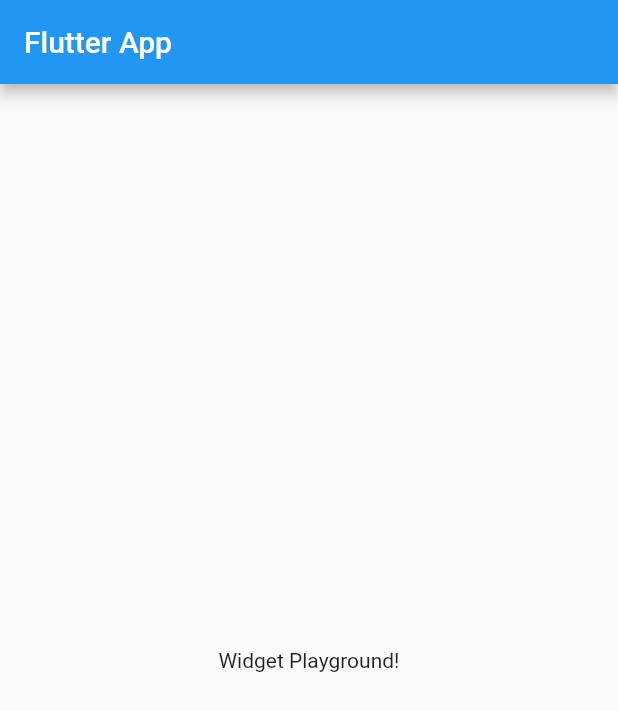
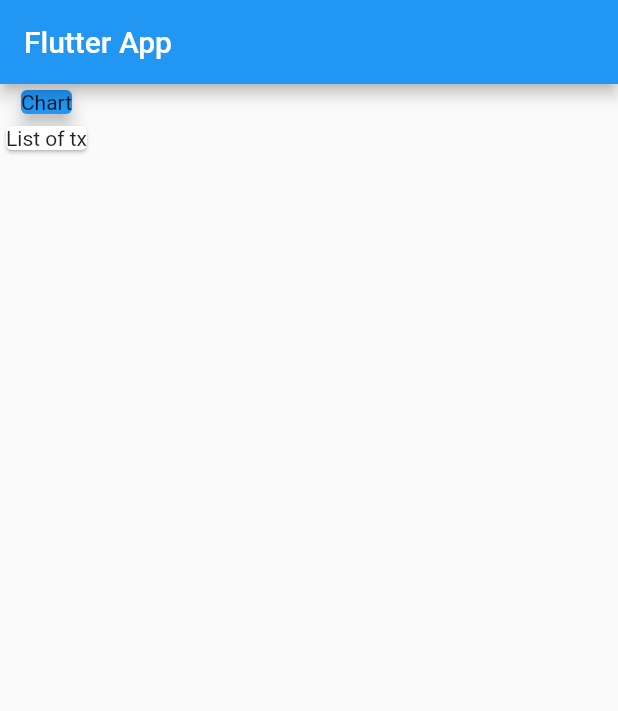
Before and after one commit to henryhaller99/expenses_app, a Flutter app: the screen it shows after launch, on a phone screen of 412 x 824 dp. Shown: the top 711 px of the screen. Run offline on Flutter 3.47's test engine with Material 2 defaults, Android fonts, the phone set to English and light mode, and no system bars.

Commit message:
Card with a child Container

```diff
--- a/lib/main.dart
+++ b/lib/main.dart
@@ -16,12 +16,22 @@ class MyHomePage extends StatelessWidget {
   @override
   Widget build(BuildContext context) {
     return Scaffold(
-      appBar: AppBar(
-        title: Text('Flutter App'),
-      ),
-      body: Center(
-        child: Text('Widget Playground!'),
-      ),
-    );
+        appBar: AppBar(
+          title: Text('Flutter App'),
+        ),
+        body: Column(
+          children: [
+            Card(
+              color: Colors.blue  ,
+              child: Container(
+                child: Text('Chart'),
+              ),
+              elevation: 5,
+            ),
+            Card(
+              child: Text('List of tx'),
+            ),
+          ],
+        ));
   }
 }
```
